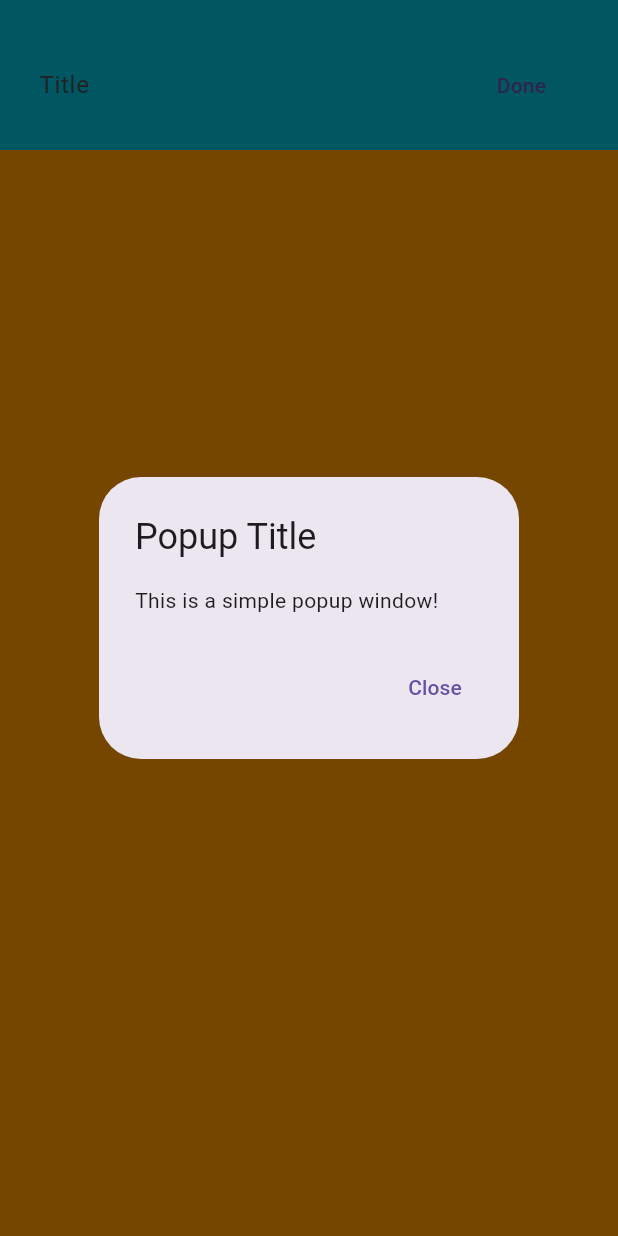
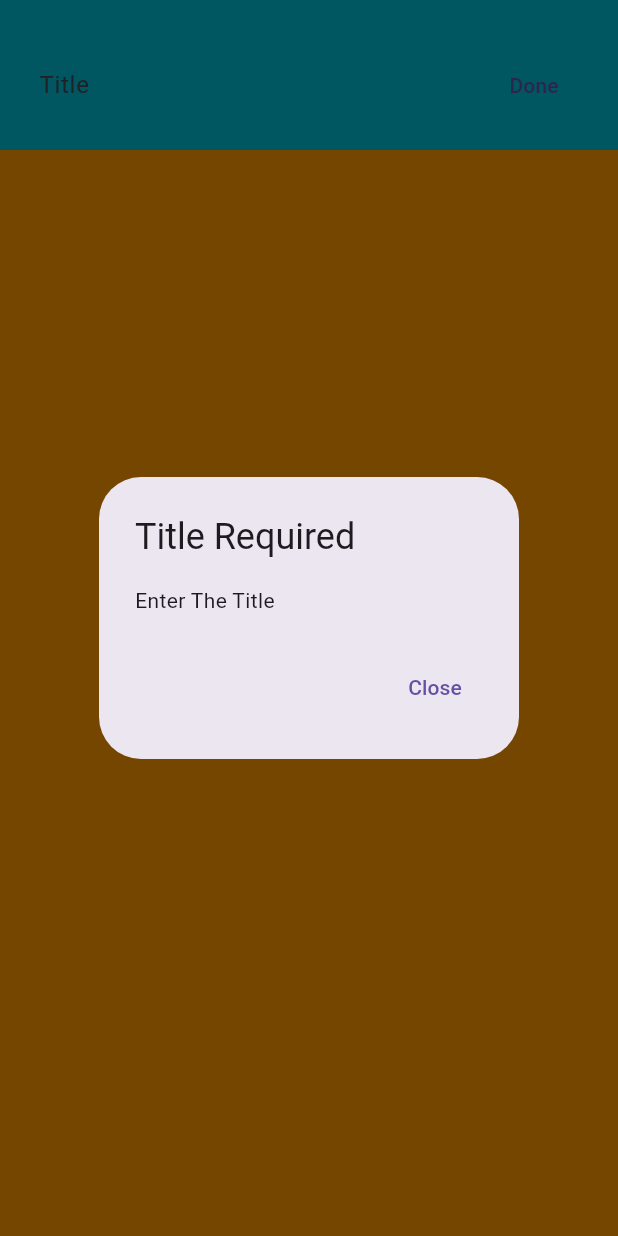
Before and after one commit to ishankanaujiya/note_app, a Flutter app: the screen it shows after launch, after a tap on "Done", on a phone screen of 412 x 824 dp. Run offline on Flutter 3.47's test engine with Material 3 defaults, Android fonts, the phone set to English and light mode, and no system bars.

Commit message:
TextButton and DialogBox Added

```diff
--- a/lib/AddContentToFiles.dart
+++ b/lib/AddContentToFiles.dart
@@ -40,18 +40,19 @@ class _AddFileContentState extends State<AddFileContent> {
                   ),
                 ),
 
-                trailing: ElevatedButton(
-                  onPressed: () {
-                    String inputTitleText = titleText.text;
-                    if(inputTitleText.isEmpty)
+
+                trailing: TextButton(
+                    onPressed: () {
+                      String inputTitleText = titleText.text;
+                      if(inputTitleText.isEmpty)
                       {
                         print("Enter Title");
                         showDialog(
                           context: context,
                           builder: (BuildContext context) {
                             return AlertDialog(
-                              title: Text('Popup Title'),
-                              content: Text('This is a simple popup window!'),
+                              title: Text('Title Required'),
+                              content: Text("Enter The Title"),
                               actions: <Widget>[
                                 TextButton(
                                   onPressed: () {
@@ -65,13 +66,10 @@ class _AddFileContentState extends State<AddFileContent> {
                           },
                         );
                       }
-                  },
-                  child: Text("Done"),
-                  style: ElevatedButton.styleFrom(
-                    backgroundColor: Colors.transparent,
-                    elevation: 0,
-                  ),
+                    },
+                    child: Text("Done"),
                 ),
+
               ),
             ),
           ),
```
